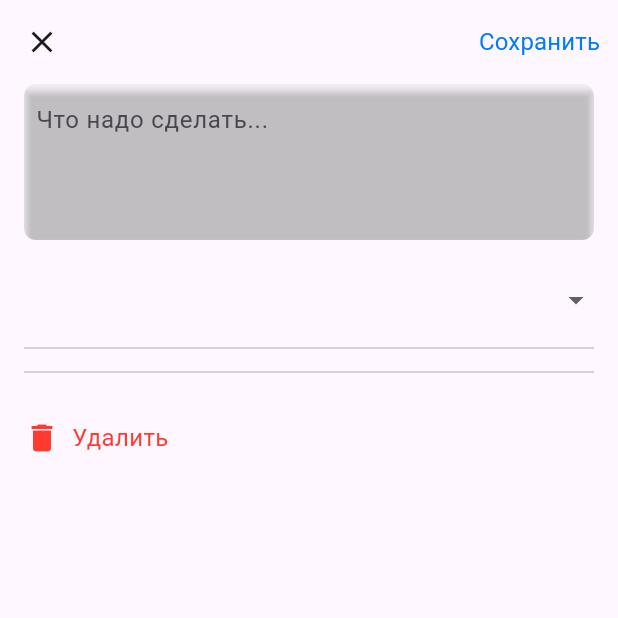
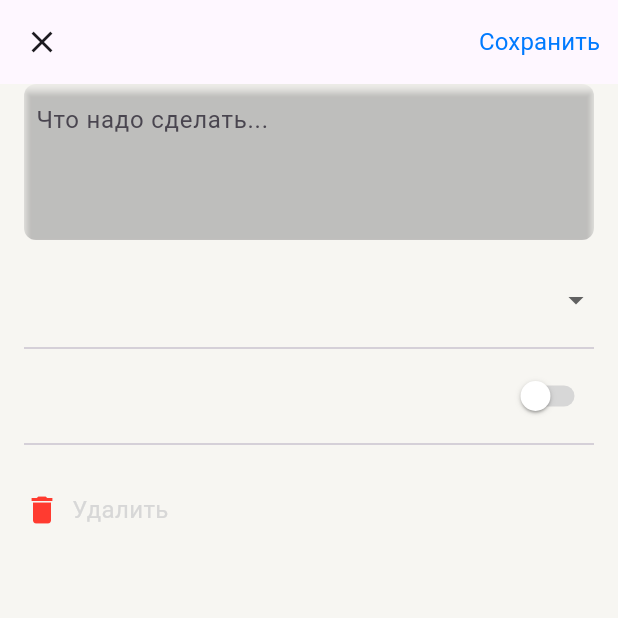
Before and after one commit to Glootea/TooDooKeeper, a Flutter app: the screen it shows after launch, after a tap on "Новое", on a phone screen of 412 x 824 dp, the top half of it. Run offline on Flutter 3.47's test engine with Material 3 defaults, Android fonts, the light colour scheme and no system bars; our stand-ins replace drift, flutter_bloc, freezed_annotation, go_router, logger, sqlite3_flutter_libs; missing offline and left inert: sqlite3; accounts and stored records are empty; generated files the repository leaves out were written again.

Commit message:
feat: optional stream debounce, bloc on edit screen

```diff
--- /dev/null
+++ b/lib/components/complex/error_screen.dart
@@ -0,0 +1,12 @@
+import 'package:flutter/material.dart';
+
+class ErrorScreen extends StatelessWidget {
+  const ErrorScreen(this.error, {super.key});
+  final String error;
+  @override
+  Widget build(BuildContext context) {
+    return Scaffold(
+      body: Align(child: Text(error)),
+    );
+  }
+}
--- a/lib/data/data_sources/local_database.dart
+++ b/lib/data/data_sources/local_database.dart
@@ -34,4 +34,7 @@ class AppDatabase extends _$AppDatabase {
 
   @override
   int get schemaVersion => 1;
+
+  @override
+  MigrationStrategy get migration => MigrationStrategy();
 }
--- /dev/null
+++ b/lib/debounce_transformer.dart
@@ -0,0 +1,29 @@
+import 'dart:async';
+
+import 'package:yandex_summer_school/main.dart';
+import 'package:yandex_summer_school/screens/todo_edit/bloc/bloc.dart';
+
+class DebounceTransformer<T extends Debouncable> {
+  final StreamController<T> _streamController = StreamController<T>();
+  Timer? _timer;
+  Stream<T> transform({required Duration duration, required Stream<T> stream}) {
+    stream.listen(
+      (data) {
+        logger.d("Debounce received: $data");
+        if (data.avoidDebounce) {
+          _streamController.add(data);
+          logger.d('$data has been sent without debounce');
+          return;
+        }
+        _timer?.cancel();
+        _timer = Timer(duration, () {
+          logger.d('Throw with debounce: $data');
+          _streamController.add(data);
+        });
+      },
+      cancelOnError: false,
+      onDone: _streamController.close,
+    );
+    return _streamController.stream.asBroadcastStream();
+  }
+}
--- a/lib/domain/todo.dart
+++ b/lib/domain/todo.dart
@@ -11,10 +11,17 @@ sealed class ToDo with _$ToDo {
     DateTime? deadline,
     Importance? importance,
   }) = _ToDo;
+  const factory ToDo.empty({
+    @Default(0) int id,
+    @Default('') String description,
+    @Default(false) bool done,
+    @Default(null) DateTime? deadline,
+    @Default(null) Importance? importance,
+  }) = _ToDoEmpty;
 
   const ToDo._();
 
-  String get data => throw UnimplementedError(); // TODO: implement data getter for ToDo
+  String get dataToSend => throw UnimplementedError(); // TODO: implement data getter for ToDo
 
   static ToDo? fromToDoItem(ToDoItem? item) {
     if (item == null) return null;
--- a/lib/main.dart
+++ b/lib/main.dart
@@ -7,6 +7,7 @@ import 'package:go_router/go_router.dart';
 import 'package:logger/logger.dart';
 import 'package:yandex_summer_school/data/data_sources/local_database.dart';
 import 'package:yandex_summer_school/data/providers/todo.dart';
+import 'package:yandex_summer_school/screens/todo_edit/bloc/bloc.dart';
 import 'package:yandex_summer_school/screens/todo_edit/to_do_edit.dart';
 import 'package:yandex_summer_school/screens/todo_list/bloc/bloc.dart';
 import 'package:yandex_summer_school/screens/todo_list/todo_list.dart';
@@ -22,27 +23,9 @@ void main() {
         ),
       );
       await SystemChrome.setEnabledSystemUIMode(SystemUiMode.edgeToEdge);
-      runApp(const MyApp());
-    },
-    (o, s) => logger.f(o, stackTrace: s),
-  );
-}
-
-class MyApp extends StatelessWidget {
-  const MyApp({super.key});
-
-  // This widget is the root of your application.
-  @override
-  Widget build(BuildContext context) {
-    final brightness = PlatformDispatcher.instance.platformBrightness;
       final localDatabase = AppDatabase();
-    return MultiBlocProvider(
-      providers: [
-        BlocProvider(create: (context) => ThemeBloc(brightness)),
-      ],
-      child: MaterialApp.router(
-        theme: ThemeData(brightness: brightness),
-        routerConfig: GoRouter(
+      final todoProvider = ToDoProvider(localDatabase: localDatabase);
+      final router = GoRouter(
         initialLocation: '/',
         routes: [
           GoRoute(
@@ -50,6 +33,12 @@ class MyApp extends StatelessWidget {
             builder: (context, state) => BlocProvider(
               create: (context) => ToDoListBloc(ToDoProvider(localDatabase: localDatabase)),
               child: const TodoListScreen(),
+            ),
+            routes: [
+              ShellRoute(
+                builder: (context, state, child) => BlocProvider(
+                  create: (context) => ToDoEditBloc(todoProvider: todoProvider),
+                  child: child,
                 ),
                 routes: [
                   GoRoute(
@@ -72,10 +61,27 @@ class MyApp extends StatelessWidget {
               ),
             ],
           ),
+        ],
+      );
+
+      final brightness = PlatformDispatcher.instance.platformBrightness;
+      final themeBloc = ThemeBloc(brightness);
+      final app = MultiBlocProvider(
+        providers: [
+          BlocProvider.value(value: themeBloc),
+        ],
+        child: MaterialApp.router(
+          theme: ThemeData(
+              brightness: PlatformDispatcher.instance.platformBrightness,
+              scaffoldBackgroundColor: themeBloc.state.backColors.primary),
+          routerConfig: router,
           debugShowCheckedModeBanner: false,
         ),
       );
-  }
+      runApp(app);
+    },
+    (o, s) => logger.f(o, stackTrace: s),
+  );
 }
 
 final Logger logger = Logger();
--- a/lib/screens/todo_edit/bloc/bloc.dart
+++ b/lib/screens/todo_edit/bloc/bloc.dart
@@ -2,8 +2,10 @@ import 'package:flutter/foundation.dart';
 import 'package:flutter_bloc/flutter_bloc.dart';
 import 'package:freezed_annotation/freezed_annotation.dart';
 import 'package:yandex_summer_school/data/providers/todo.dart';
+import 'package:yandex_summer_school/debounce_transformer.dart';
 import 'package:yandex_summer_school/domain/todo.dart';
 import 'package:yandex_summer_school/main.dart';
+
 part 'bloc.freezed.dart';
 
 class ToDoEditBloc extends Bloc<ToDoEditEvent, ToDoEditState> {
@@ -12,22 +14,45 @@ class ToDoEditBloc extends Bloc<ToDoEditEvent, ToDoEditState> {
     this.id,
     this.data,
   }) : super(const ToDoEditState.loading()) {
-    on<ToDoEditEvent>((event, emit) async {
+    logger.d('create ToDoEditBloc');
+    // on<>
+    on<ToDoEditEvent>(
+      (event, emit) async {
+        logger.d(event);
         switch (event) {
-        case LoadEvent():
-          await _onLoadEvent(event, emit);
+          case LoadByIdEvent():
+            await _onLoadByIdEvent(event, emit);
+          case ParseDataFromLinkEvent():
+            await _onParseDataFromLinkEvent(event, emit);
           case SaveEvent():
             await _onSaveEvent(event, emit);
           case UpdateEvent():
             await _onUpdateEvent(event, emit);
+          case CreateEvent():
+            await _onCreateEvent(event, emit);
         }
-    });
+      },
+      transformer: (events, mapper) => DebounceTransformer<ToDoEditEvent>()
+          .transform(duration: const Duration(milliseconds: 500), stream: events)
+          .asyncExpand(mapper),
+    );
+
+    if (id != null) {
+      logger.d('id');
+      add(LoadByIdEvent(id!));
+    } else if (data != null) {
+      logger.d('data');
+      add(ParseDataFromLinkEvent(data: data!));
+    } else {
+      logger.d('none');
+      add(const ToDoEditEvent.create());
+    }
   }
 
-  Future<void> _onLoadEvent(LoadEvent event, Emitter<ToDoEditState> emit) async {
+  Future<void> _onLoadByIdEvent(LoadByIdEvent event, Emitter<ToDoEditState> emit) async {
     final todo = await todoProvider.getToDoById(id: event.id);
     if (todo == null) {
-      emit(const ToDoEditState.error());
+      emit(const ToDoEditState.error('ToDo не найден'));
     } else {
       emit(ToDoEditState(todo: todo));
     }
@@ -36,14 +61,14 @@ class ToDoEditBloc extends Bloc<ToDoEditEvent, ToDoEditState> {
   Future<void> _onSaveEvent(SaveEvent event, Emitter<ToDoEditState> emit) async {
     try {
       final todo = (state as MainState).todo;
-      final data = todo.data;
-      emit(SaveState(data: data));
+      await todoProvider.updateTodo(todo: todo);
+      emit(const SaveState());
     } on Exception catch (e, s) {
       // TODO: handle properly
       if (kDebugMode) {
         logger.e(e, stackTrace: s);
       }
-      emit(const ToDoEditState.error());
+      emit(ToDoEditState.error(e.toString()));
     }
   }
 
@@ -52,22 +77,43 @@ class ToDoEditBloc extends Bloc<ToDoEditEvent, ToDoEditState> {
     return todoProvider.updateTodo(todo: event.todo);
   }
 
+  Future<void> _onParseDataFromLinkEvent(ParseDataFromLinkEvent event, Emitter<ToDoEditState> emit) async {
+    emit(const MainState(todo: ToDo.empty())); // TODO: parse data to todo
+  }
+
+  Future<void> _onCreateEvent(CreateEvent event, Emitter<ToDoEditState> emit) async {
+    emit(const MainState(todo: ToDo.empty()));
+  }
+
   final ToDoProvider todoProvider;
   final int? id;
   final String? data;
 }
 
 @freezed
-sealed class ToDoEditEvent with _$ToDoEditEvent {
-  const factory ToDoEditEvent.load(int id) = LoadEvent;
+sealed class ToDoEditEvent with _$ToDoEditEvent implements Debouncable {
+  const ToDoEditEvent._();
+  const factory ToDoEditEvent.load(int id) = LoadByIdEvent;
   const factory ToDoEditEvent.save() = SaveEvent;
-  const factory ToDoEditEvent.update({required ToDo todo}) = UpdateEvent;
+  const factory ToDoEditEvent.update({required ToDo todo, @Default(false) bool avoidDebounce}) = UpdateEvent;
+  const factory ToDoEditEvent.parseData({required String data}) = ParseDataFromLinkEvent;
+  const factory ToDoEditEvent.create() = CreateEvent;
+
+  @override
+  bool get avoidDebounce => true;
 }
 
 @freezed
 sealed class ToDoEditState with _$ToDoEditState {
   const factory ToDoEditState({required ToDo todo}) = MainState;
   const factory ToDoEditState.loading() = LoadingState;
-  const factory ToDoEditState.error() = ErrorState;
-  const factory ToDoEditState.save({required String data}) = SaveState;
+  const factory ToDoEditState.error(String error) = ErrorState;
+  const factory ToDoEditState.save() = SaveState;
 }
+
+abstract interface class Debouncable {
+  /// Override to set default behavior
+  ///
+  /// Pass to event to set custom behavior for the event
+  bool get avoidDebounce;
+}
--- a/lib/screens/todo_edit/to_do_edit.dart
+++ b/lib/screens/todo_edit/to_do_edit.dart
@@ -1,6 +1,11 @@
 import 'package:flutter/material.dart';
 import 'package:flutter_bloc/flutter_bloc.dart';
+import 'package:go_router/go_router.dart';
+import 'package:yandex_summer_school/components/complex/error_screen.dart';
 import 'package:yandex_summer_school/components/leaf/todo_edit_textfield.dart';
+import 'package:yandex_summer_school/domain/todo.dart';
+import 'package:yandex_summer_school/main.dart';
+import 'package:yandex_summer_school/screens/todo_edit/bloc/bloc.dart';
 import 'package:yandex_summer_school/screens/todo_edit/widgets/deadline_selector.dart';
 import 'package:yandex_summer_school/screens/todo_edit/widgets/importance_selector.dart';
 import 'package:yandex_summer_school/theme/theme_bloc.dart';
@@ -12,8 +17,30 @@ class ToDoEditScreen extends StatelessWidget {
 
   @override
   Widget build(BuildContext context) {
+    return BlocConsumer<ToDoEditBloc, ToDoEditState>(
+      listener: (context, state) {
+        if (state is SaveState) {
+          context.pop();
+        }
+      },
+      builder: (context, state) {
+        logger.d('Received state: $state');
+        switch (state) {
+          case MainState():
+            return _buildMain(context);
+          case LoadingState():
+            return _buildLoading();
+          case ErrorState():
+            return ErrorScreen(state.error);
+          case SaveState():
+            return const Scaffold();
+        }
+      },
+    );
+  }
+
+  Scaffold _buildMain(BuildContext context) {
     final todoTheme = context.watch<ThemeBloc>().state;
-
     return Scaffold(
       appBar: AppBar(
         leading: IconButton(onPressed: () => Navigator.of(context).pop(), icon: const Icon(Icons.close_outlined)),
@@ -31,35 +58,48 @@ class ToDoEditScreen extends StatelessWidget {
         padding: const EdgeInsets.symmetric(horizontal: 16),
         child: ListView(
           children: [
-            const ToDoEditTextField(),
+            BlocSelector<ToDoEditBloc, ToDoEditState, String>(
+              selector: (state) => (state as MainState).todo.description,
+              builder: (context, data) => const ToDoEditTextField(),
+            ),
             const SizedBox(height: 16),
-            ImportanceSelector(onChanged: (value) {}),
+            BlocSelector<ToDoEditBloc, ToDoEditState, Importance?>(
+              selector: (state) => (state as MainState).todo.importance,
+              builder: (context, data) => ImportanceSelector(onChanged: (value) {}),
+            ),
             const Divider(),
-            // DeadlineSelector(state: ),
+            BlocSelector<ToDoEditBloc, ToDoEditState, DateTime?>(
+              selector: (state) => (state as MainState).todo.deadline,
+              builder: (context, data) => DeadlineSelector(deadline: data),
+            ),
             const Divider(),
             const SizedBox(height: 16),
-            DeleteButton(onPressed: () {}),
+            DeleteButton(onPressed: () {}, canDelete: id != null),
           ],
         ),
       ),
     );
   }
+
+  Widget _buildLoading() => const Scaffold(body: Center(child: CircularProgressIndicator()));
 }
 
 class DeleteButton extends StatelessWidget {
   const DeleteButton({
     required this.onPressed,
+    required this.canDelete,
     super.key,
   });
 
   final void Function() onPressed;
+  final bool canDelete;
 
   @override
   Widget build(BuildContext context) {
     final todoTheme = context.watch<ThemeBloc>().state;
 
     return InkWell(
-      onTap: onPressed,
+      onTap: canDelete ? onPressed : null,
       child: SizedBox(
         height: 40,
         child: Row(
@@ -68,7 +108,8 @@ class DeleteButton extends StatelessWidget {
             const SizedBox(width: 8),
             Text(
               'Удалить',
-              style: todoTheme.textTheme.body.copyWith(color: todoTheme.definedColors.red),
+              style: todoTheme.textTheme.body
+                  .copyWith(color: canDelete ? todoTheme.definedColors.red : todoTheme.supportColors.overlay),
             ),
           ],
         ),
--- a/lib/screens/todo_edit/widgets/deadline_selector.dart
+++ b/lib/screens/todo_edit/widgets/deadline_selector.dart
@@ -6,9 +6,9 @@ import 'package:yandex_summer_school/domain/todo.dart';
 import 'package:yandex_summer_school/theme/theme_bloc.dart';
 
 class DeadlineSelector extends StatefulWidget {
-  const DeadlineSelector({required this.state, super.key});
+  const DeadlineSelector({required this.deadline, super.key});
 
-  final ToDo state;
+  final DateTime? deadline;
 
   @override
   State<DeadlineSelector> createState() => _DeadlineSelectorState();
@@ -31,7 +31,7 @@ class _DeadlineSelectorState extends State<DeadlineSelector> {
     final todoTheme = context.watch<ThemeBloc>().state;
 
     return TappableBox(
-      onTap: () => onChanged(widget.state.deadline == null),
+      onTap: () => onChanged(widget.deadline == null),
       builder: (context, actionKey) => Column(
         crossAxisAlignment: CrossAxisAlignment.start,
         children: [
@@ -39,12 +39,12 @@ class _DeadlineSelectorState extends State<DeadlineSelector> {
             mainAxisAlignment: MainAxisAlignment.spaceBetween,
             children: [
               Text('Сделать до', style: todoTheme.textTheme.body),
-              ToDoSwitch(value: widget.state.deadline != null, key: actionKey, onChanged: onChanged),
+              ToDoSwitch(value: widget.deadline != null, key: actionKey, onChanged: onChanged),
             ],
           ),
-          if (widget.state.deadline != null)
+          if (widget.deadline != null)
             Text(
-              widget.state.deadline.toString(), // TODO: convert to date string with month name
+              widget.deadline.toString(), // TODO: convert to date string with month name
               style: todoTheme.textTheme.body.copyWith(color: todoTheme.definedColors.blue),
             ),
         ],
```
Also changed, not shown: lib/domain/todo.freezed.dart, lib/screens/todo_edit/bloc/bloc.freezed.dart. Lines whose indentation alone changed are shown as unchanged.
